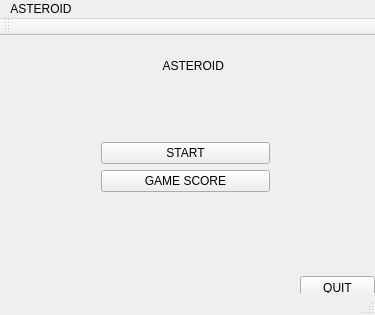
First picture: the form in mainwindow.ui, repository chifandeyu/gui-1h2018-23, before the edit.
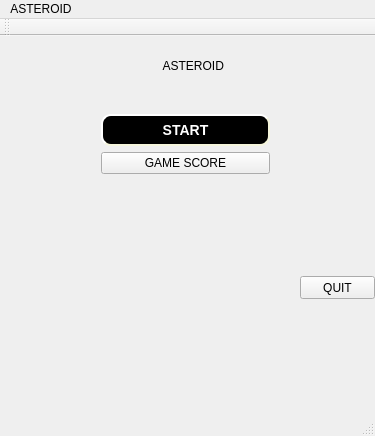
Second picture: the form after the edit.

Patch:
```diff
--- a/mainwindow.ui
+++ b/mainwindow.ui
@@ -7,7 +7,7 @@
     <x>0</x>
     <y>0</y>
     <width>375</width>
-    <height>315</height>
+    <height>436</height>
    </rect>
   </property>
   <property name="windowTitle">
@@ -52,6 +52,21 @@
      </item>
      <item>
       <widget class="QPushButton" name="pushButton">
+       <property name="styleSheet">
+        <string notr="true">background-color:rgb(0, 0, 0);
+
+color:white;
+border: 5px solid white;
+border-style: outset;
+    border-width: 2px;
+    border-radius: 10px;
+    border-color: beige;
+    font: bold 14px;
+    min-width: 10em;
+    padding: 6px;
+
+</string>
+       </property>
        <property name="text">
         <string>START</string>
        </property>
@@ -71,8 +86,8 @@
        </property>
        <property name="sizeHint" stdset="0">
         <size>
-         <width>20</width>
-         <height>38</height>
+         <width>186</width>
+         <height>83</height>
         </size>
        </property>
       </spacer>
```
